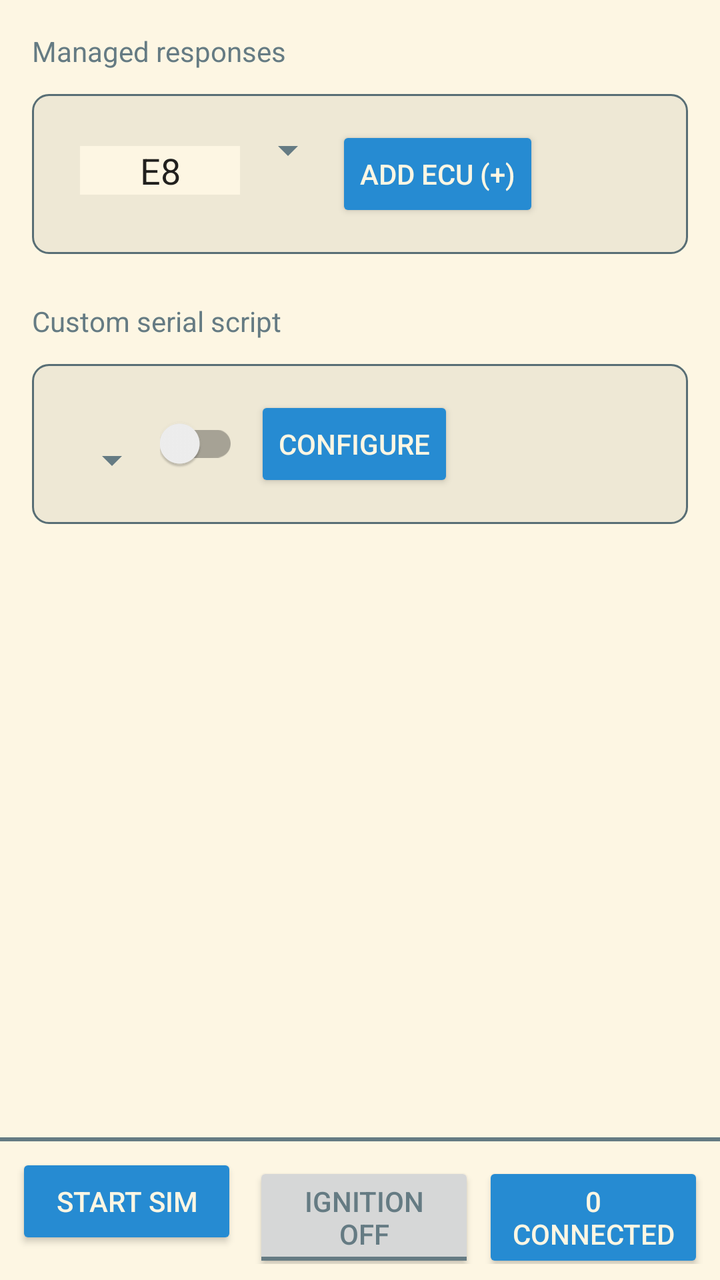
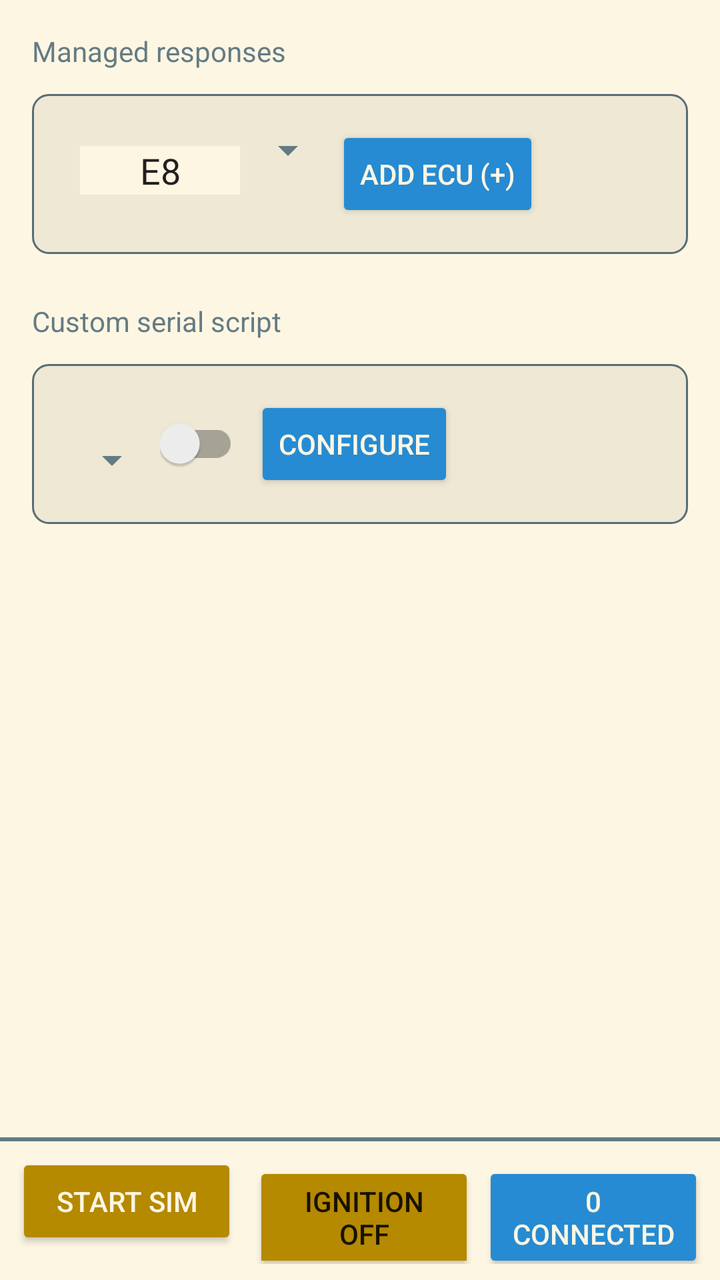

Compare the two renders of this Android layout. The source of the first and the diff that turns it into the second are given below.
<!-- AndroidManifest.xml: application theme Theme.Solarized -->
<!-- res/layout/sim.xml -->
<androidx.constraintlayout.widget.ConstraintLayout
    xmlns:android="http://schemas.android.com/apk/res/android"
    xmlns:app="http://schemas.android.com/apk/res-auto"
    android:layout_width="match_parent"
    android:layout_height="match_parent">

    
    <ScrollView
        android:id="@+id/sim_render_area"
        android:layout_width="0dp"
        android:layout_height="0dp"
        app:layout_constraintTop_toTopOf="parent"
        app:layout_constraintBottom_toTopOf="@id/bottom_bar"
        app:layout_constraintStart_toStartOf="parent"
        app:layout_constraintEnd_toEndOf="parent">

        <LinearLayout
            android:orientation="vertical"
            android:padding="8dp"
            android:layout_width="match_parent"
            android:layout_height="wrap_content" >

            <LinearLayout
                android:orientation="vertical"
                android:layout_width="match_parent"
                android:layout_height="wrap_content" >

                <TextView
                    android:layout_width="match_parent"
                    android:layout_height="wrap_content"
                    android:layout_marginStart="8dp"
                    android:layout_marginTop="8dp"
                    android:layout_marginEnd="8dp"
                    android:layout_marginBottom="4dp"
                    android:text="@string/sim_managed_responses"
                    android:textAppearance="?attr/textAppearanceSubtitle1" />

                <androidx.cardview.widget.CardView
                    android:layout_margin="8dp"
                    android:layout_width="match_parent"
                    android:layout_height="wrap_content"
                    android:radius="8dp"
                    app:cardBackgroundColor="@android:color/transparent"
                    app:cardElevation="0dp"
                    app:cardUseCompatPadding="false"
                    app:cardPreventCornerOverlap="false"
                    android:elevation="0dp">

                    <LinearLayout
                        android:layout_width="match_parent"
                        android:layout_height="wrap_content"
                        android:orientation="horizontal"
                        android:background="@drawable/border"
                        android:padding="16dp">

                        <EditText
                            android:id="@+id/ecu_id_input"
                            android:layout_width="80dp"
                            android:layout_height="wrap_content"
                            android:hint="E8"
                            android:maxLength="2"
                            android:inputType="textCapCharacters|textNoSuggestions"
                            android:ems="2"
                            android:gravity="center"
                            android:layout_marginStart="8dp"
                            android:background="?attr/android:colorPrimaryDark"
                            android:text="E8" />

                        <Spinner
                            android:id="@+id/ecu_type_spinner"
                            android:layout_width="wrap_content"
                            android:layout_height="wrap_content" />

                        <Button
                            android:id="@+id/add_ecu"
                            android:layout_width="wrap_content"
                            android:layout_height="wrap_content"
                            android:text="@string/sim_add_ecu" />

                    </LinearLayout>

                </androidx.cardview.widget.CardView>
                <LinearLayout
                    android:id="@+id/ecu_list"
                    android:orientation="vertical"
                    android:layout_width="match_parent"
                    android:layout_height="wrap_content" >
                </LinearLayout>
            </LinearLayout>

            <TextView
                android:layout_width="match_parent"
                android:layout_height="wrap_content"
                android:layout_marginStart="8dp"
                android:layout_marginTop="16dp"
                android:layout_marginEnd="8dp"
                android:layout_marginBottom="4dp"
                android:text="@string/sim_custom_serial_script"
                android:textAppearance="?attr/textAppearanceSubtitle1" />

            <androidx.cardview.widget.CardView
                android:id="@+id/custom_serial_script"
                android:layout_width="match_parent"
                android:layout_height="wrap_content"
                android:layout_margin="8dp"
                android:elevation="0dp"
                android:radius="8dp"
                app:cardBackgroundColor="@android:color/transparent"
                app:cardElevation="0dp"
                app:cardPreventCornerOverlap="false"
                app:cardUseCompatPadding="false">

                <LinearLayout
                    android:layout_width="match_parent"
                    android:layout_height="wrap_content"
                    android:orientation="horizontal"
                    android:background="@drawable/border"
                    android:padding="16dp"
                    android:gravity="center_vertical">
                    
                    <Spinner    
                        android:id="@+id/custom_serial_script_spinner"
                        android:layout_width="wrap_content"
                        android:layout_height="wrap_content"
                        android:layout_marginTop="8dp" />

                    <androidx.appcompat.widget.SwitchCompat
                        android:id="@+id/sim_custom_serial_script_enabled"
                        android:layout_width="wrap_content"
                        android:layout_height="wrap_content"
                        android:layout_marginEnd="8dp"
                        android:checked="false" />

                    <Button
                        android:id="@+id/sim_custom_serial_script_open"
                        android:layout_width="wrap_content"
                        android:layout_height="wrap_content"
                        android:text="@string/sim_custom_serial_script_open" />

                </LinearLayout>

            </androidx.cardview.widget.CardView>

        </LinearLayout>

    </ScrollView>

    
    <LinearLayout
        android:id="@+id/bottom_bar"
        android:layout_width="0dp"
        android:layout_height="wrap_content"
        android:orientation="vertical"
        android:padding="8dp"
        android:background="@drawable/background_with_border_top"
        app:layout_constraintBottom_toBottomOf="parent"
        app:layout_constraintStart_toStartOf="parent"
        app:layout_constraintEnd_toEndOf="parent">

        <LinearLayout
            android:layout_width="match_parent"
            android:layout_height="wrap_content"
            android:orientation="horizontal">

            <Button
                android:id="@+id/sim_state"
                android:layout_width="0dp"
                android:layout_height="wrap_content"
                android:layout_weight="1"
                android:layout_marginEnd="4dp"
                android:text="@string/sim_start_sim" />

            <ToggleButton
                android:id="@+id/ignition_state"
                android:layout_width="0dp"
                android:layout_height="wrap_content"
                android:layout_weight="1"
                android:layout_marginStart="4dp"
                android:textOff="@string/sim_ignition_off"
                android:textOn="@string/sim_ignition_on"
                android:text="@string/sim_ignition_on" />

            <Button
                android:id="@+id/sim_connected_clients"
                android:layout_width="0dp"
                android:layout_height="wrap_content"
                android:layout_weight="1"
                android:layout_marginStart="4dp"
                android:text="@string/sim_connected_clients" />

        </LinearLayout>

    </LinearLayout>

</androidx.constraintlayout.widget.ConstraintLayout>
<!-- resources referenced by this layout -->
<resources>
  <!-- drawable background_with_border_top (drawable) -->
  <?xml version="1.0" encoding="utf-8"?>
  <layer-list xmlns:android="http://schemas.android.com/apk/res/android">
  
      
      <item>
          <shape android:shape="rectangle">
              <solid android:color="?attr/android:colorBackground"/>
          </shape>
      </item>
  
      
      <item android:gravity="top">
          <shape android:shape="rectangle">
              <size android:height="2dp"/>
              <solid android:color="?attr/android:textColor"/> 
          </shape>
      </item>
  
  </layer-list>
  <!-- drawable border (drawable) -->
  <shape xmlns:android="http://schemas.android.com/apk/res/android">
      
      <solid android:color="?attr/colorPrimary"/>
  
      
      <stroke
          android:width="1dp"
          android:color="?attr/android:textColorSecondary"/>
  
      
      <corners android:radius="8dp"/>
  
      
      <padding
          android:left="8dp"
          android:top="8dp"
          android:right="8dp"
          android:bottom="8dp"/>
  </shape>
  <string name="sim_add_ecu">Add ECU (+)</string>
  <string name="sim_connected_clients">0 connected</string>
  <string name="sim_custom_serial_script">Custom serial script</string>
  <string name="sim_custom_serial_script_open">Configure</string>
  <string name="sim_ignition_off">Ignition OFF</string>
  <string name="sim_ignition_on">Ignition ON</string>
  <string name="sim_managed_responses">Managed responses</string>
  <string name="sim_start_sim">Start Sim</string>
  <color name="sol_base2">#eee8d5</color>
  <color name="sol_base3">#fdf6e3</color>
  <color name="sol_blue">#268bd2</color>
  <color name="sol_green">#859900</color>
  <color name="sol_yellow">#b58900</color>
  <color name="sol_red">#dc322f</color>
  <color name="sol_base00">#657b83</color>
  <color name="sol_base01">#586e75</color>
  <style name="Solarized.TextView.Light" parent="TextAppearance.AppCompat">
          <item name="android:textColor">@color/sol_base00</item>
      </style>
  <style name="Solarized.EditText.Light" parent="Widget.AppCompat.EditText">
          <item name="backgroundTint">@color/sol_base1</item>
          <item name="android:textColor">@color/sol_base00</item>
          <item name="android:textColorHint">@color/sol_base01</item>
          <item name="android:backgroundTint">@color/sol_base1</item>
      </style>
  <style name="Solarized.Button.Light" parent="Widget.AppCompat.Button">
          <item name="android:textColor">@color/sol_base3</item>
          <item name="android:backgroundTint">@color/sol_blue</item>
      </style>
  <style name="Solarized.CheckBox.Light" parent="Widget.AppCompat.CompoundButton.CheckBox">
          <item name="android:textColor">@color/sol_base00</item>
          <item name="buttonTint">@color/sol_cyan</item>
      </style>
  <style name="Solarized.TextView.AlertDialog.Light" parent="Theme.AppCompat.Dialog.Alert">
          <item name="android:background">@color/sol_base2</item>
          <item name="android:textColor">@color/sol_base00</item>
          <item name="android:textColorPrimary">@color/sol_base00</item>
          <item name="android:textColorSecondary">@color/sol_base01</item>
          <item name="colorAccent">@color/sol_blue</item>
      </style>
  <color name="sol_base1">#93a1a1</color>
  <color name="sol_cyan">#2aa198</color>
  <!-- unchanged entries left out for length: 2 -->
</resources>

<!-- the commit's change to res/layout/sim.xml (unified diff, before → after) -->
@@ -168,6 +168,7 @@
                 android:layout_height="wrap_content"
                 android:layout_weight="1"
                 android:layout_marginEnd="4dp"
+                android:backgroundTint="?attr/colorAccentInProgress"
                 android:text="@string/sim_start_sim" />
 
             <ToggleButton
@@ -178,6 +179,8 @@
                 android:layout_marginStart="4dp"
                 android:textOff="@string/sim_ignition_off"
                 android:textOn="@string/sim_ignition_on"
+                android:backgroundTint="@color/ignition_state_tint"
+                android:textColor="?android:attr/textColorPrimary"
                 android:text="@string/sim_ignition_on" />
 
             <Button
